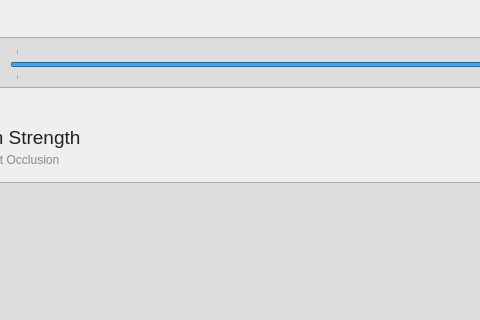
The window that Toolkit/DayTimeEditor/ui/main_window.ui (tobspr/RenderPipeline) describes before a commit, drawn with Qt 5; both pictures show x 490 to 970 and y 128 to 448 of the 1200 by 800 pixel window.
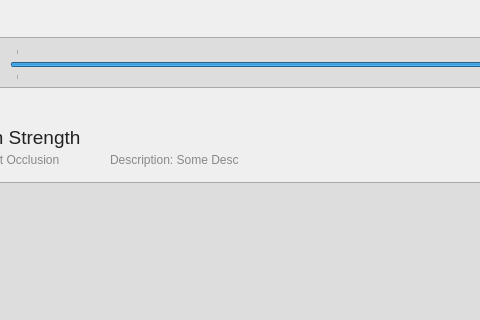
The same window after the commit. Icons and pictures are not drawn.

Commit message: Started to implement DayTime Settings

Patch:
```diff
--- a/Toolkit/DayTimeEditor/ui/main_window.ui
+++ b/Toolkit/DayTimeEditor/ui/main_window.ui
@@ -271,6 +271,22 @@
       </layout>
      </widget>
     </widget>
+    <widget class="QLabel" name="lbl_setting_desc">
+     <property name="geometry">
+      <rect>
+       <x>190</x>
+       <y>30</y>
+       <width>261</width>
+       <height>16</height>
+      </rect>
+     </property>
+     <property name="styleSheet">
+      <string notr="true">color: #888;</string>
+     </property>
+     <property name="text">
+      <string>Description: Some Desc</string>
+     </property>
+    </widget>
    </widget>
    <widget class="QFrame" name="frame_2">
     <property name="geometry">
```
The commit also changes 10 other files.
